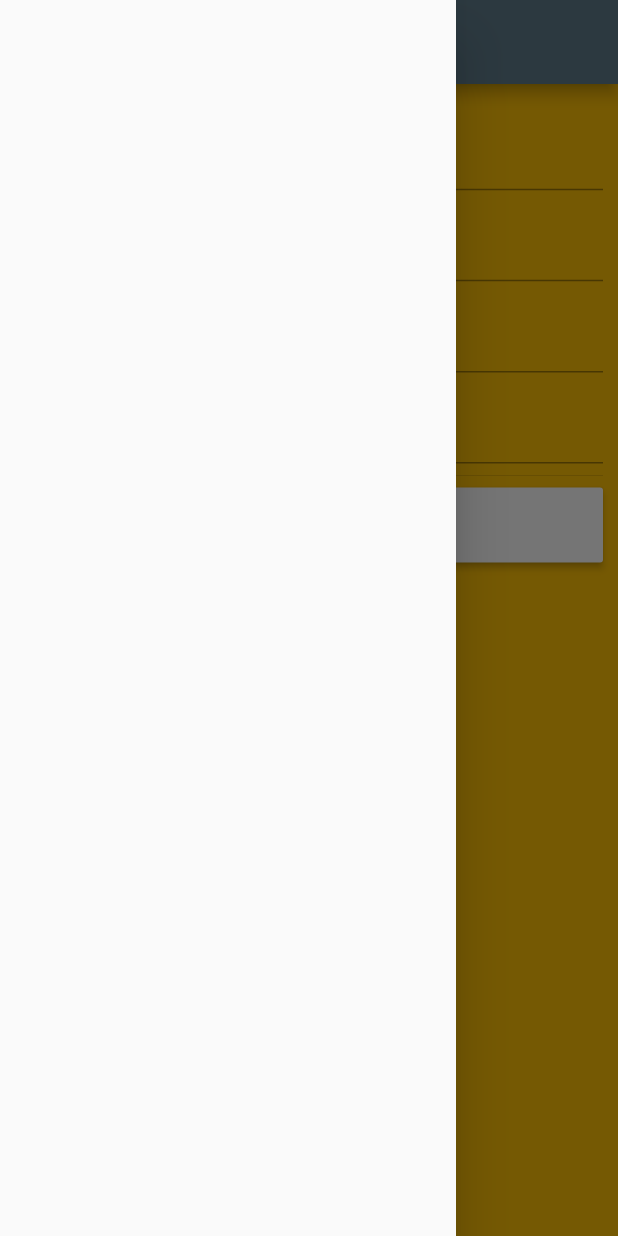
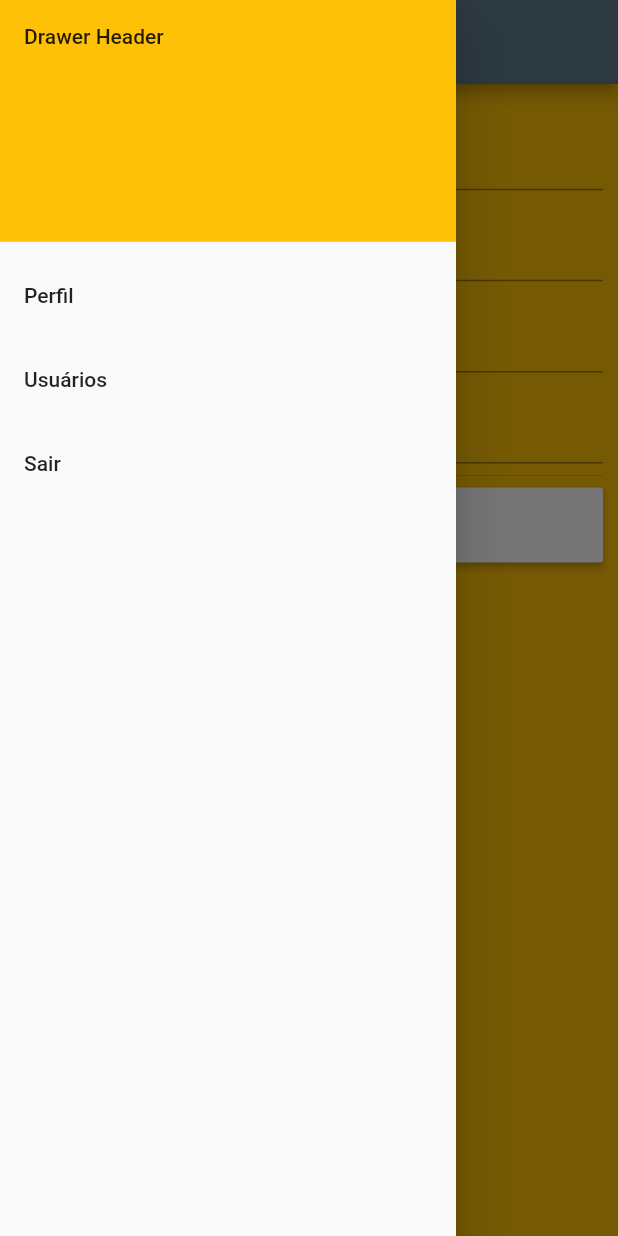
Before and after one commit to ollinmagno/flutter_firebase, a Flutter app: the screen it shows after launch, with the side drawer open, on a phone screen of 412 x 824 dp. Run offline on Flutter 3.47's test engine with Material 2 defaults, Android fonts, the phone set to English and light mode, and no system bars.

Commit message:
desenhando a tela drawer

```diff
--- a/lib/view/tela_cadastro.dart
+++ b/lib/view/tela_cadastro.dart
@@ -77,7 +77,36 @@ class _TelaCadastroState extends State<TelaCadastro> {
       ),
       drawer: Drawer(
         child: ListView(
-
+          padding: EdgeInsets.zero,
+          children: <Widget>[
+            DrawerHeader(
+              child: Text('Drawer Header'),
+              decoration: BoxDecoration(
+                color: Colors.amber,
+              ),
+            ),
+            ListTile(
+              title: Text('Perfil'),
+              onTap: () {
+                // Update the state of the app.
+                // ...
+              },
+            ),
+            ListTile(
+              title: Text('Usuários'),
+              onTap: () {
+                // Update the state of the app.
+                // ...
+              },
+            ),
+            ListTile(
+              title: Text('Sair'),
+              onTap: () {
+                // Update the state of the app.
+                // ...
+              },
+            ),
+          ],
         ),
       ),
     );
```
